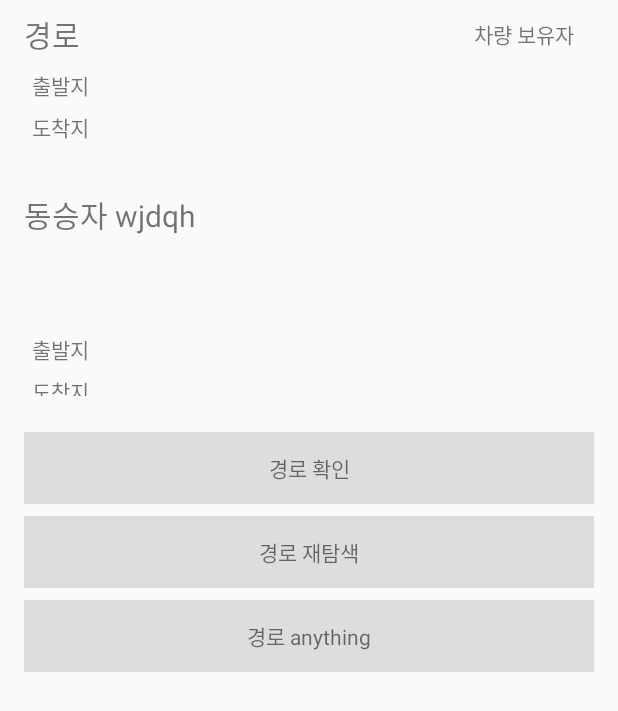
After one commit to Shinseungsou/ssangcarpool, an Android app: the HistoryDetailActivity screen opened directly, with no data from a screen before it, on a phone screen of 412 x 824 dp. The commit adds this screen. Shown: the top 711 px of the screen. Run offline under Robolectric (Android 15) with nearby library versions, the phone set to English and light mode, and no system bars; 6 statements that could not run were skipped.

Commit message:
add History Detail View

```diff
--- a/app/src/main/AndroidManifest.xml
+++ b/app/src/main/AndroidManifest.xml
@@ -30,6 +30,7 @@
         </activity>
         <activity android:name=".activity.NavigationActivity"/>
         <activity android:name=".activity2.ListUserActivity"/>
+        <activity android:name=".activity.HistoryDetailActivity"/>
 
         <activity android:name=".activity2.RiderActivity"/>
         <activity android:name=".activity2.MainActivity"/>
--- /dev/null
+++ b/app/src/main/java/com/jfsiot/mju/ssangcarpool/activity/HistoryDetailActivity.java
@@ -0,0 +1,40 @@
+package com.jfsiot.mju.ssangcarpool.activity;
+
+import android.app.Activity;
+import android.os.Bundle;
+import android.widget.TextView;
+
+import com.jfsiot.mju.ssangcarpool.R;
+import com.jfsiot.mju.ssangcarpool.model.unique.HistoryDetail;
+
+public class HistoryDetailActivity extends Activity {
+    private TextView carpoolerType;
+    private TextView destination;
+    private TextView origination;
+    private TextView carpoolerName;
+    private TextView carpoolerOrigination;
+    private TextView carpoolerDestination;
+
+    @Override
+    protected void onCreate(Bundle savedInstanceState) {
+        super.onCreate(savedInstanceState);
+        setContentView(R.layout.activity_history_detail);
+
+        carpoolerType = ((TextView) this.findViewById(R.id.path_type));
+        destination = ((TextView) this.findViewById(R.id.text_destination));
+        origination = ((TextView) this.findViewById(R.id.text_origination));
+        carpoolerName = ((TextView) this.findViewById(R.id.carpooler_name));
+        carpoolerOrigination = ((TextView) this.findViewById(R.id.text_carpooler_origination));
+        carpoolerDestination = ((TextView) this.findViewById(R.id.text_carpooler_destination));
+
+        HistoryDetail historyDetail = HistoryDetail.getInstance();
+
+        carpoolerType.setText(historyDetail.getPath().carpooler_type);
+        destination.setText(historyDetail.getPath().destination);
+        origination.setText(historyDetail.getPath().origination);
+        carpoolerName.setText(historyDetail.getCarpooler().user.name);
+        carpoolerDestination.setText(historyDetail.getCarpooler().destination);
+        carpoolerOrigination.setText(historyDetail.getCarpooler().origination);
+    }
+
+}
--- a/app/src/main/java/com/jfsiot/mju/ssangcarpool/activity2/Aadapter.java
+++ b/app/src/main/java/com/jfsiot/mju/ssangcarpool/activity2/Aadapter.java
@@ -1,6 +1,7 @@
 package com.jfsiot.mju.ssangcarpool.activity2;
 
 import android.content.Context;
+import android.content.Intent;
 import android.view.LayoutInflater;
 import android.view.View;
 import android.view.ViewGroup;
@@ -9,9 +10,15 @@ import android.widget.ImageView;
 import android.widget.TextView;
 
 import com.jfsiot.mju.ssangcarpool.R;
+import com.jfsiot.mju.ssangcarpool.activity.HistoryDetailActivity;
 import com.jfsiot.mju.ssangcarpool.activity2.Room;
+import com.jfsiot.mju.ssangcarpool.model.data.Carpooler;
+import com.jfsiot.mju.ssangcarpool.model.data.Path;
+import com.jfsiot.mju.ssangcarpool.model.unique.HistoryDetail;
 
 import java.util.List;
+
+import timber.log.Timber;
 
 /**
  * Created by User on 2016-04-16.
@@ -46,7 +53,7 @@ public class Aadapter extends BaseAdapter{
     }
 
     @Override
-    public View getView(int position, View convertView, ViewGroup parent) {
+    public View getView(final int position, View convertView, ViewGroup parent) {
         RoomViewHolder room;
         //if(convertView == null){
         convertView = inflater.inflate(layout_res_id, parent, false);
@@ -60,6 +67,32 @@ public class Aadapter extends BaseAdapter{
         room.departure_name.setText(items.get(position).departure_name);
         room.destination_name.setText(items.get(position).destination_name);
         room.date.setText(items.get(position).date);
+
+
+        final int p = position;
+
+        convertView.setOnClickListener(new View.OnClickListener() {
+            @Override
+            public void onClick(View v) {
+                Intent intent = new Intent(context, HistoryDetailActivity.class);
+
+                Path path = new Path();
+                path.destination = items.get(position).destination_name;
+                path.origination = items.get(position).departure_name;
+                path.date = items.get(position).date;
+                path.carpooler_type = "차량 보유자";
+
+                Carpooler carpooler = new Carpooler();
+                carpooler.user.name = "shin";
+                carpooler.origination="서울ic";
+                carpooler.destination="수원ic";
+
+                HistoryDetail.getInstance().setCarpooler(carpooler);
+                HistoryDetail.getInstance().setPath(path);
+
+                context.startActivity(intent);
+            }
+        });
         return convertView;
     }
     public class RoomViewHolder{
--- a/app/src/main/java/com/jfsiot/mju/ssangcarpool/activity2/ProfileActivity.java
+++ b/app/src/main/java/com/jfsiot/mju/ssangcarpool/activity2/ProfileActivity.java
@@ -45,7 +45,7 @@ public class ProfileActivity extends AppCompatActivity{
         ((RatingBar) findViewById(R.id.avg_rating)).setProgress(4);
 
         //ArrayAdapter<String> adapter;
-        Aadapter aadapter1 = new Aadapter(this, R.layout.relativepra2,arDessert);
+        Aadapter aadapter1 = new Aadapter(this, R.layout.relativepra2, arDessert);
 
         final ArrayList<Room2> room2 = new ArrayList<>();
         room2.add(new Room2("권동섭","운전 잘하십니다.",4 ));
--- /dev/null
+++ b/app/src/main/java/com/jfsiot/mju/ssangcarpool/model/data/Carpooler.java
@@ -0,0 +1,16 @@
+package com.jfsiot.mju.ssangcarpool.model.data;
+
+/**
+ * Created by SSS on 2016-05-24.
+ */
+public class Carpooler {
+    public int uid;
+    public User user;
+    public String origination;
+    public String destination;
+    public String date;
+
+    public Carpooler(){
+        this.user = new User();
+    }
+}
--- /dev/null
+++ b/app/src/main/java/com/jfsiot/mju/ssangcarpool/model/data/Evaluation.java
@@ -0,0 +1,11 @@
+package com.jfsiot.mju.ssangcarpool.model.data;
+
+/**
+ * Created by SSS on 2016-05-24.
+ */
+public class Evaluation {
+    public int uid;
+    public String name;
+    public String Contents;
+    public int point;
+}
--- /dev/null
+++ b/app/src/main/java/com/jfsiot/mju/ssangcarpool/model/data/Path.java
@@ -0,0 +1,11 @@
+package com.jfsiot.mju.ssangcarpool.model.data;
+
+/**
+ * Created by SSS on 2016-05-24.
+ */
+public class Path {
+    public String origination;
+    public String destination;
+    public String date;
+    public String carpooler_type;
+}
--- /dev/null
+++ b/app/src/main/java/com/jfsiot/mju/ssangcarpool/model/data/User.java
@@ -0,0 +1,15 @@
+package com.jfsiot.mju.ssangcarpool.model.data;
+
+/**
+ * Created by SSS on 2016-05-24.
+ */
+public class User {
+    public int uid;
+    public String id;
+    public String name;
+    public String password;
+    public String nickname;
+    public String gender;
+    public String phoneNumber;
+    public String email;
+}
--- /dev/null
+++ b/app/src/main/java/com/jfsiot/mju/ssangcarpool/model/unique/HistoryDetail.java
@@ -0,0 +1,22 @@
+package com.jfsiot.mju.ssangcarpool.model.unique;
+
+import com.jfsiot.mju.ssangcarpool.model.data.Carpooler;
+import com.jfsiot.mju.ssangcarpool.model.data.Path;
+
+/**
+ * Created by SSS on 2016-05-24.
+ */
+public class HistoryDetail {
+    private static HistoryDetail instance;
+    public static synchronized HistoryDetail getInstance(){
+        return HistoryDetail.instance == null ? instance = new HistoryDetail() : instance;
+    }
+
+    private Path path;
+    private Carpooler carpooler;
+
+    public Path getPath() {return path;}
+    public void setPath(Path path) {this.path = path;}
+    public Carpooler getCarpooler() {return carpooler;}
+    public void setCarpooler(Carpooler carpooler) {this.carpooler = carpooler;}
+}
--- /dev/null
+++ b/app/src/main/res/layout/activity_history_detail.xml
@@ -0,0 +1,177 @@
+<?xml version="1.0" encoding="utf-8"?>
+<RelativeLayout xmlns:android="http://schemas.android.com/apk/res/android"
+    android:orientation="vertical" android:layout_width="match_parent"
+    android:layout_height="match_parent">
+    <RelativeLayout
+        android:id="@+id/path_container"
+        android:layout_width="match_parent"
+        android:layout_height="120dp">
+        <TextView
+            android:id="@+id/label_path"
+            android:layout_width="100dp"
+            android:layout_height="30dp"
+            android:layout_marginRight="16dp"
+            android:layout_marginLeft="16dp"
+            android:layout_marginTop="8dp"
+            android:gravity="center_vertical"
+            android:text="경로"
+            android:textSize="20sp"/>
+        <TextView
+            android:id="@+id/path_type"
+            android:layout_width="80dp"
+            android:layout_height="30dp"
+            android:layout_marginRight="16dp"
+            android:layout_marginLeft="16dp"
+            android:layout_marginTop="8dp"
+            android:layout_alignParentRight="true"
+            android:gravity="center_vertical"
+            android:text="차량 보유자"/>
+        <TextView
+            android:id="@+id/label_origination"
+            android:layout_width="48dp"
+            android:layout_height="20dp"
+            android:layout_below="@+id/label_path"
+            android:layout_marginLeft="16dp"
+            android:layout_marginRight="8dp"
+            android:layout_marginTop="8dp"
+            android:gravity="center"
+            android:text="출발지"/>
+        <TextView
+            android:id="@+id/label_destination"
+            android:layout_width="48dp"
+            android:layout_height="20dp"
+            android:layout_below="@+id/label_origination"
+            android:layout_marginLeft="16dp"
+            android:layout_marginRight="8dp"
+            android:layout_marginTop="8dp"
+            android:layout_marginBottom="16dp"
+            android:gravity="center"
+            android:text="도착지"/>
+        <TextView
+            android:id="@+id/text_origination"
+            android:layout_width="match_parent"
+            android:layout_height="20dp"
+            android:layout_below="@+id/label_path"
+            android:layout_toRightOf="@+id/label_origination"
+            android:layout_marginLeft="16dp"
+            android:layout_marginRight="16dp"
+            android:layout_marginTop="8dp"/>
+        <TextView
+            android:id="@+id/text_destination"
+            android:layout_width="match_parent"
+            android:layout_height="20dp"
+            android:layout_toRightOf="@+id/label_destination"
+            android:layout_below="@+id/text_origination"
+            android:layout_marginLeft="16dp"
+            android:layout_marginRight="16dp"
+            android:layout_marginTop="8dp"
+            android:layout_marginBottom="16dp"/>
+    </RelativeLayout>
+    <RelativeLayout
+        android:id="@+id/carpooler_info_container"
+        android:layout_width="match_parent"
+        android:layout_height="160dp"
+        android:layout_below="@+id/path_container">
+        <TextView
+            android:id="@+id/label_carpooler"
+            android:layout_width="match_parent"
+            android:layout_height="30dp"
+            android:layout_marginRight="16dp"
+            android:layout_marginLeft="16dp"
+            android:layout_marginTop="8dp"
+            android:gravity="center_vertical"
+            android:text="동승자 wjdqh"
+            android:textSize="20sp"/>
+        <ImageView
+            android:id="@+id/carpooler_profile"
+            android:layout_width="48dp"
+            android:layout_height="48dp"
+            android:layout_marginLeft="16dp"
+            android:layout_marginRight="8dp"
+            android:layout_marginTop="8dp"
+            android:layout_below="@+id/label_carpooler"/>
+        <TextView
+            android:id="@+id/carpooler_name"
+            android:layout_width="50dp"
+            android:layout_height="20dp"
+            android:layout_below="@+id/label_carpooler"
+            android:layout_toRightOf="@+id/carpooler_profile"
+            android:layout_marginLeft="16dp"
+            android:layout_marginRight="8dp"
+            android:layout_marginTop="8dp"/>
+        <TextView
+            android:id="@+id/label_carpooler_origination"
+            android:layout_width="48dp"
+            android:layout_height="20dp"
+            android:layout_below="@+id/carpooler_profile"
+            android:layout_marginLeft="16dp"
+            android:layout_marginRight="8dp"
+            android:layout_marginTop="8dp"
+            android:gravity="center"
+            android:text="출발지"/>
+        <TextView
+            android:id="@+id/label_carpooler_destination"
+            android:layout_width="48dp"
+            android:layout_height="20dp"
+            android:layout_below="@+id/label_carpooler_origination"
+            android:layout_marginLeft="16dp"
+            android:layout_marginRight="8dp"
+            android:layout_marginTop="8dp"
+            android:layout_marginBottom="16dp"
+            android:gravity="center"
+            android:text="도착지"/>
+        <TextView
+            android:id="@+id/text_carpooler_origination"
+            android:layout_width="match_parent"
+            android:layout_height="20dp"
+            android:layout_toRightOf="@+id/label_carpooler_origination"
+            android:layout_below="@id/carpooler_profile"
+            android:layout_marginLeft="16dp"
+            android:layout_marginRight="16dp"
+            android:layout_marginTop="8dp"/>
+        <TextView
+            android:id="@+id/text_carpooler_destination"
+            android:layout_width="match_parent"
+            android:layout_height="20dp"
+            android:layout_toRightOf="@+id/label_carpooler_destination"
+            android:layout_below="@+id/text_carpooler_origination"
+            android:layout_marginLeft="16dp"
+            android:layout_marginRight="16dp"
+            android:layout_marginTop="8dp"
+            android:layout_marginBottom="16dp"/>
+
+    </RelativeLayout>
+    <TextView
+        android:id="@+id/button_path_check"
+        android:layout_width="match_parent"
+        android:layout_height="48dp"
+        android:layout_below="@+id/carpooler_info_container"
+        android:layout_marginTop="8dp"
+        android:layout_marginLeft="16dp"
+        android:layout_marginRight="16dp"
+        android:background="#ddd"
+        android:gravity="center"
+        android:text="경로 확인"/>
+    <TextView
+        android:id="@+id/button_path_re_search"
+        android:layout_width="match_parent"
+        android:layout_height="48dp"
+        android:layout_below="@+id/button_path_check"
+        android:layout_marginTop="8dp"
+        android:layout_marginLeft="16dp"
+        android:layout_marginRight="16dp"
+        android:gravity="center"
+        android:background="#ddd"
+        android:text="경로 재탐색"/>
+    <TextView
+        android:id="@+id/button_path_any"
+        android:layout_width="match_parent"
+        android:layout_height="48dp"
+        android:layout_below="@+id/button_path_re_search"
+        android:layout_marginTop="8dp"
+        android:layout_marginLeft="16dp"
+        android:layout_marginRight="16dp"
+        android:background="#ddd"
+        android:gravity="center"
+        android:text="경로 anything"/>
+</RelativeLayout>
```
